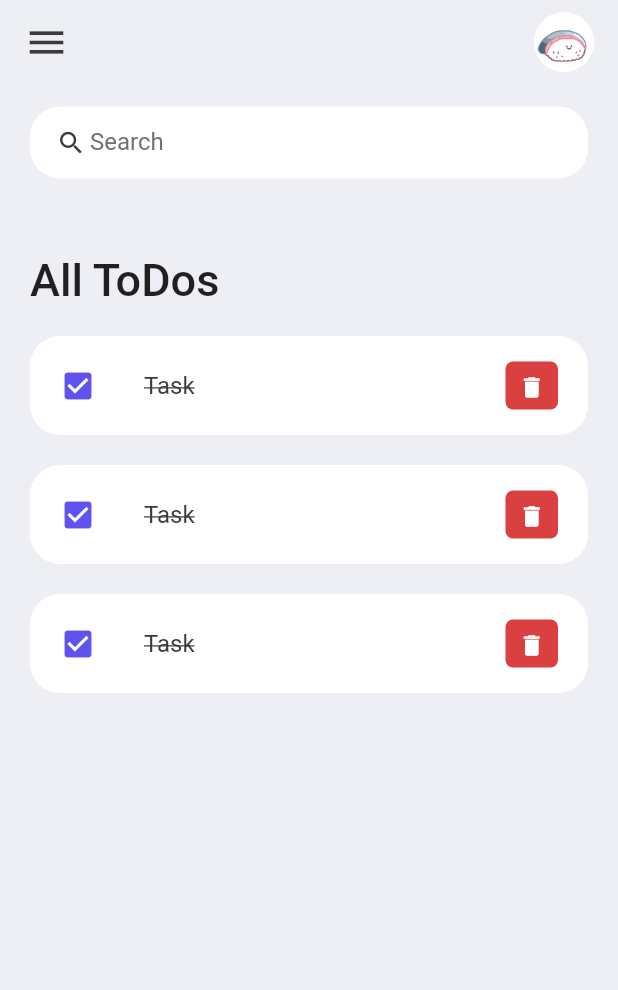
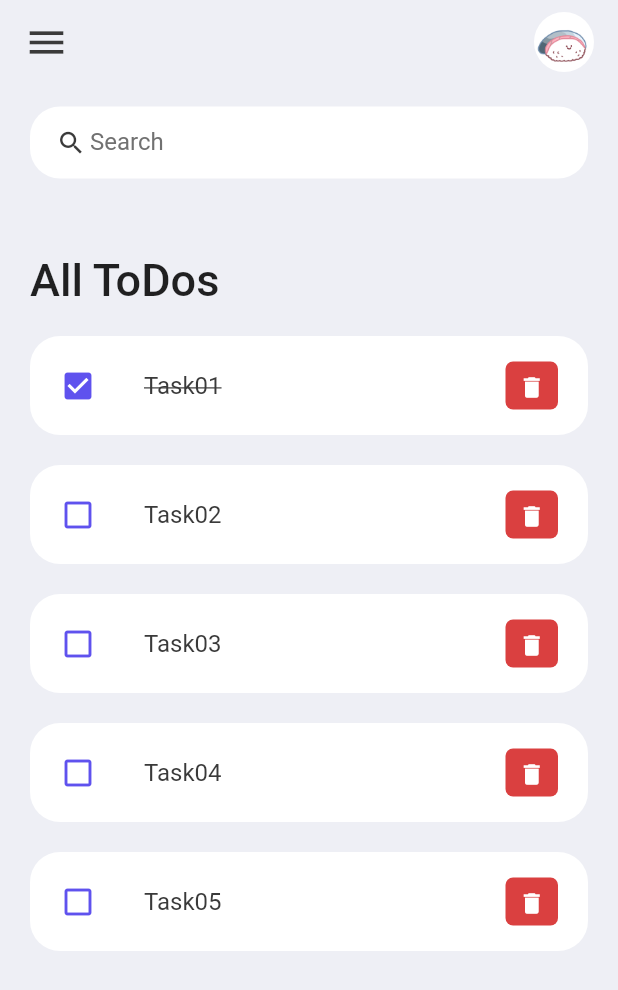
Before and after one commit to sa8a/todo_app, a Flutter app: the screen it shows after launch, on a phone screen of 412 x 824 dp. Shown: the top 990 px of the screen. Run offline on Flutter 3.47's test engine with Material 2 defaults, Android fonts, the phone set to English and light mode, and no system bars.

Commit message:
ToDo Class 作成とデータ反映

```diff
--- a/lib/main.dart
+++ b/lib/main.dart
@@ -23,7 +23,7 @@ class MyApp extends StatelessWidget {
       theme: ThemeData(
         primarySwatch: Colors.blue,
       ),
-      home: const Home(),
+      home: Home(),
     );
   }
 }
--- /dev/null
+++ b/lib/model/todo.dart
@@ -0,0 +1,21 @@
+class ToDo {
+  String? id;
+  String? todoText;
+  bool isDone;
+
+  ToDo({
+    required this.id,
+    required this.todoText,
+    this.isDone = false,
+  });
+
+  static List<ToDo> todoList() {
+    return [
+      ToDo(id: '01', todoText: 'Task01', isDone: true),
+      ToDo(id: '02', todoText: 'Task02', isDone: false),
+      ToDo(id: '03', todoText: 'Task03'),
+      ToDo(id: '04', todoText: 'Task04'),
+      ToDo(id: '05', todoText: 'Task05'),
+    ];
+  }
+}
--- a/lib/screens/home.dart
+++ b/lib/screens/home.dart
@@ -1,9 +1,12 @@
 import 'package:flutter/material.dart';
 import 'package:todo_app/constants/colors.dart';
+import 'package:todo_app/model/todo.dart';
 import 'package:todo_app/widgets/todo_item.dart';
 
 class Home extends StatelessWidget {
-  const Home({Key? key}) : super(key: key);
+  Home({Key? key}) : super(key: key);
+
+  final todoList = ToDo.todoList();
 
   @override
   Widget build(BuildContext context) {
@@ -34,9 +37,10 @@ class Home extends StatelessWidget {
                       ),
                     ),
                   ),
-                  const ToDoItem(),
-                  const ToDoItem(),
-                  const ToDoItem(),
+                  for (ToDo todo in todoList)
+                    ToDoItem(
+                      todo: todo,
+                    ),
                 ],
               ),
             )
--- a/lib/widgets/todo_item.dart
+++ b/lib/widgets/todo_item.dart
@@ -1,8 +1,10 @@
 import 'package:flutter/material.dart';
 import 'package:todo_app/constants/colors.dart';
+import 'package:todo_app/model/todo.dart';
 
 class ToDoItem extends StatelessWidget {
-  const ToDoItem({Key? key}) : super(key: key);
+  final ToDo todo;
+  const ToDoItem({Key? key, required this.todo}) : super(key: key);
 
   @override
   Widget build(BuildContext context) {
@@ -18,16 +20,16 @@ class ToDoItem extends StatelessWidget {
           vertical: 5,
         ),
         tileColor: Colors.white,
-        leading: const Icon(
-          Icons.check_box,
+        leading: Icon(
+          todo.isDone ? Icons.check_box : Icons.check_box_outline_blank,
           color: tdBlue,
         ),
-        title: const Text(
-          'Task',
+        title: Text(
+          todo.todoText!,
           style: TextStyle(
             fontSize: 16,
             color: tdBlack,
-            decoration: TextDecoration.lineThrough,
+            decoration: todo.isDone ? TextDecoration.lineThrough : null,
           ),
         ),
         trailing: Container(
```
